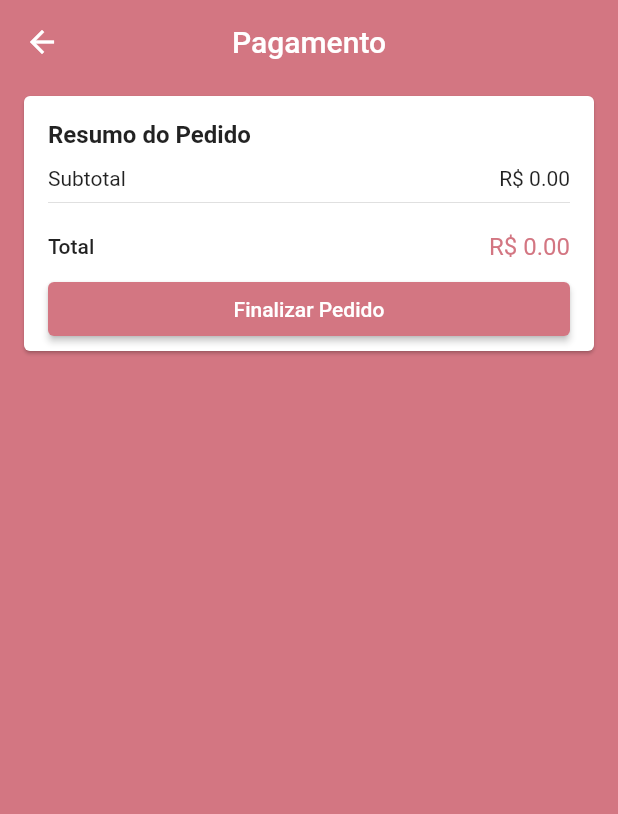
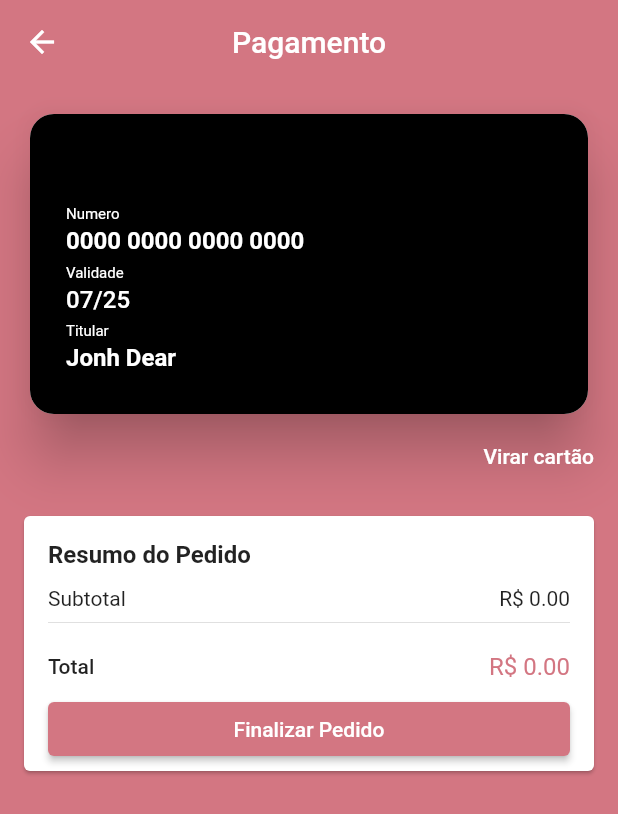
Before and after one commit to GuilhermePereira9/virtual_store, a Flutter app: the CheckOutScreen screen opened by its route, on a phone screen of 412 x 824 dp. Shown: the top 814 px of the screen. Run offline on Flutter 3.47's test engine with Material 2 defaults, Android fonts, the phone set to English and light mode, and no system bars; drawn by our look-alikes of flip_card, keyboard_actions; our stand-ins replace brasil_fields, carousel_pro, cloud_firestore, dio, firebase_auth, firebase_storage and 9 more; missing offline and left inert: alphabet_list_scroll_view, credit_card_type_detector, flutter_facebook_login, map_launcher; accounts and stored records are empty.

```diff
--- a/lib/main.dart
+++ b/lib/main.dart
@@ -1,3 +1,4 @@
+import 'package:cloud_functions/cloud_functions.dart';
 import 'package:flutter/material.dart';
 import 'package:provider/provider.dart';
 import 'package:virtual_store/models/admin_orders_manager.dart';
@@ -21,7 +22,7 @@ import 'package:virtual_store/screens/product/product_screen.dart';
 import 'package:virtual_store/screens/select_product/select_product_screen.dart';
 import 'package:virtual_store/screens/signup/signup_screen.dart';
 
-void main() {
+void main() async {
   runApp(MyApp());
 }
 
--- a/lib/screens/checkout/checkout_screen.dart
+++ b/lib/screens/checkout/checkout_screen.dart
@@ -3,9 +3,11 @@ import 'package:provider/provider.dart';
 import 'package:virtual_store/common/price_card.dart';
 import 'package:virtual_store/models/cart_manager.dart';
 import 'package:virtual_store/models/checkout_manager.dart';
+import 'package:virtual_store/screens/checkout/components/credit_card_widget.dart';
 
 class CheckOutScreen extends StatelessWidget {
   final GlobalKey<ScaffoldState> scaffoldKey = GlobalKey<ScaffoldState>();
+  final GlobalKey<FormState> formKey = GlobalKey<FormState>();
 
   @override
   Widget build(BuildContext context) {
@@ -20,7 +22,11 @@ class CheckOutScreen extends StatelessWidget {
             title: const Text('Pagamento'),
             centerTitle: true,
           ),
-          body: Consumer<CheckOutManager>(
+          body: GestureDetector(
+            onTap: () {
+              FocusScope.of(context).unfocus();
+            },
+            child: Consumer<CheckOutManager>(
               builder: (_, checkOutManager, __) {
                 if (checkOutManager.loading) {
                   return Center(
@@ -45,25 +51,32 @@ class CheckOutScreen extends StatelessWidget {
                     ),
                   );
                 }
-              return ListView(
+                return Form(
+                  key: formKey,
+                  child: ListView(
                     children: <Widget>[
+                      CreditCardWidget(),
                       PriceCard(
                         buttonText: 'Finalizar Pedido',
                         onPressed: () {
+                          if (formKey.currentState.validate()) {
                             checkOutManager.checkOut(onStockFail: (e) {
                               Navigator.of(context).popUntil(
                                   (route) => route.settings.name == '/cart');
                             }, onSucess: (order) {
-                        Navigator.of(context)
-                            .popUntil((route) => route.settings.name == '/');
+                              Navigator.of(context).popUntil(
+                                  (route) => route.settings.name == '/');
                               Navigator.of(context)
                                   .pushNamed('/confirmation', arguments: order);
                             });
+                          }
                         },
                       )
                     ],
+                  ),
                 );
               },
+            ),
           )),
     );
   }
--- /dev/null
+++ b/lib/screens/checkout/components/card_front.dart
@@ -0,0 +1,93 @@
+import 'package:brasil_fields/brasil_fields.dart';
+import 'package:credit_card_type_detector/credit_card_type_detector.dart';
+import 'package:flutter/material.dart';
+import 'package:flutter/services.dart';
+import 'package:mask_text_input_formatter/mask_text_input_formatter.dart';
+import 'package:virtual_store/screens/checkout/components/card_text_field.dart';
+
+class CardFront extends StatelessWidget {
+  final dateFormatter = MaskTextInputFormatter(
+      mask: '!#/##', filter: {'#': RegExp('[0-9]'), '!': RegExp('[0-1]')});
+
+  CardFront({this.numberFocus, this.dateFocus, this.nameFocus, this.finished});
+
+  final VoidCallback finished;
+
+  final FocusNode numberFocus;
+  final FocusNode dateFocus;
+  final FocusNode nameFocus;
+
+  @override
+  Widget build(BuildContext context) {
+    return Card(
+        clipBehavior: Clip.antiAlias,
+        shape: RoundedRectangleBorder(borderRadius: BorderRadius.circular(16)),
+        elevation: 16,
+        child: Container(
+          height: 200,
+          color: const Color(0xFF000000),
+          padding: const EdgeInsets.all(24),
+          child: Row(
+            children: <Widget>[
+              Expanded(
+                  child: Column(
+                mainAxisAlignment: MainAxisAlignment.end,
+                children: <Widget>[
+                  CardTextField(
+                    title: 'Numero',
+                    hint: '0000 0000 0000 0000',
+                    textInputType: TextInputType.number,
+                    bold: true,
+                    inputFormattters: [
+                      FilteringTextInputFormatter.digitsOnly,
+                      CartaoBancarioInputFormatter()
+                    ],
+                    validator: (number) {
+                      if (number.length != 19)
+                        return 'Insira um Numero Valido';
+                      else if (detectCCType(number) == CreditCardType.unknown)
+                        return 'Numero do Cartão Invalido';
+                      return null;
+                    },
+                    onSubmitted: (_) {
+                      dateFocus.requestFocus();
+                    },
+                    focusNode: numberFocus,
+                  ),
+                  CardTextField(
+                    title: 'Validade',
+                    hint: '07/25',
+                    textInputType: TextInputType.number,
+                    inputFormattters: [
+                      dateFormatter,
+                    ],
+                    validator: (date) {
+                      if (date.length != 5) return 'Insira uma data Valida';
+                      return null;
+                    },
+                    onSubmitted: (_) {
+                      nameFocus.requestFocus();
+                    },
+                    focusNode: dateFocus,
+                  ),
+                  CardTextField(
+                    title: 'Titular',
+                    hint: 'Jonh Dear',
+                    textInputType: TextInputType.text,
+                    bold: true,
+                    validator: (name) {
+                      if (name.isEmpty) return 'Insira o nome do titular';
+                      return null;
+                    },
+                    onSubmitted: (_) {
+                      finished();
+                    },
+                    focusNode: nameFocus,
+                  ),
+                ],
+              ))
+            ],
+          ),
+        ));
+  }
+}
--- /dev/null
+++ b/lib/screens/checkout/components/card_text_field.dart
@@ -0,0 +1,96 @@
+import 'package:flutter/material.dart';
+import 'package:flutter/services.dart';
+
+class CardTextField extends StatelessWidget {
+  const CardTextField({
+    this.title,
+    this.bold = false,
+    this.hint,
+    this.textInputType,
+    this.inputFormattters,
+    this.validator,
+    this.maxLength,
+    this.textAlign = TextAlign.start,
+    this.focusNode,
+    this.onSubmitted,
+  }) : textInputAction =
+            onSubmitted == null ? TextInputAction.done : TextInputAction.next;
+
+  final String title;
+  final bool bold;
+  final String hint;
+  final TextInputType textInputType;
+  final List<TextInputFormatter> inputFormattters;
+  final FormFieldValidator<String> validator;
+  final int maxLength;
+  final TextAlign textAlign;
+  final FocusNode focusNode;
+  final Function(String) onSubmitted;
+  final TextInputAction textInputAction;
+
+  @override
+  Widget build(BuildContext context) {
+    return FormField<String>(
+        initialValue: '',
+        validator: validator,
+        builder: (state) {
+          return Padding(
+            padding: const EdgeInsets.symmetric(vertical: 2),
+            child: Column(
+              crossAxisAlignment: CrossAxisAlignment.start,
+              children: <Widget>[
+                if (title != null)
+                  Row(
+                    children: <Widget>[
+                      Text(
+                        title,
+                        style: TextStyle(
+                            fontSize: 10,
+                            fontWeight: FontWeight.w400,
+                            color: Colors.white),
+                      ),
+                      if (state.hasError)
+                        const Text(
+                          '   Inválido',
+                          style: TextStyle(
+                            color: Colors.red,
+                            fontSize: 10,
+                          ),
+                        )
+                    ],
+                  ),
+                TextFormField(
+                  style: TextStyle(
+                    color: title == null && state.hasError
+                        ? Colors.red
+                        : Colors.white,
+                    fontWeight: bold ? FontWeight.bold : FontWeight.w500,
+                  ),
+                  cursorColor: Colors.white,
+                  decoration: InputDecoration(
+                      hintText: hint,
+                      hintStyle: TextStyle(
+                          color: title == null && state.hasError
+                              ? Colors.red
+                              : Colors.white),
+                      border: InputBorder.none,
+                      isDense: true,
+                      contentPadding: const EdgeInsets.symmetric(vertical: 2),
+                      counterText: ''),
+                  keyboardType: textInputType,
+                  inputFormatters: inputFormattters,
+                  onChanged: (text) {
+                    state.didChange(text);
+                  },
+                  maxLength: maxLength,
+                  textAlign: textAlign,
+                  focusNode: focusNode,
+                  onFieldSubmitted: onSubmitted,
+                  textInputAction: textInputAction,
+                ),
+              ],
+            ),
+          );
+        });
+  }
+}
--- /dev/null
+++ b/lib/screens/checkout/components/credit_card_widget.dart
@@ -0,0 +1,90 @@
+import 'package:flip_card/flip_card.dart';
+import 'package:flutter/material.dart';
+import 'package:keyboard_actions/keyboard_actions.dart';
+import 'package:virtual_store/screens/checkout/components/card_back.dart';
+import 'package:virtual_store/screens/checkout/components/card_front.dart';
+
+class CreditCardWidget extends StatefulWidget {
+  @override
+  _CreditCardWidgetState createState() => _CreditCardWidgetState();
+}
+
+class _CreditCardWidgetState extends State<CreditCardWidget> {
+  final GlobalKey<FlipCardState> cardKey = GlobalKey<FlipCardState>();
+
+  final FocusNode numberFocus = FocusNode();
+
+  final FocusNode dateFocus = FocusNode();
+
+  final FocusNode nameFocus = FocusNode();
+
+  final FocusNode cvvFocus = FocusNode();
+
+  KeyboardActionsConfig _buildConfig(BuildContext context) {
+    return KeyboardActionsConfig(
+        keyboardActionsPlatform: KeyboardActionsPlatform.IOS,
+        keyboardBarColor: Colors.grey[200],
+        actions: [
+          KeyboardActionsItem(focusNode: numberFocus, displayDoneButton: false),
+          KeyboardActionsItem(focusNode: dateFocus, displayDoneButton: false),
+          KeyboardActionsItem(focusNode: nameFocus, toolbarButtons: [
+            (_) {
+              return GestureDetector(
+                onTap: () {
+                  cardKey.currentState.toggleCard();
+                  cvvFocus.requestFocus();
+                },
+                child: const Padding(
+                  padding: EdgeInsets.only(right: 8),
+                  child: Text('CONTINUAR'),
+                ),
+              );
+            }
+          ]),
+        ]);
+  }
+
+  @override
+  Widget build(BuildContext context) {
+    return KeyboardActions(
+      config: _buildConfig(context),
+      autoScroll: false,
+      child: Padding(
+        padding: const EdgeInsets.fromLTRB(16, 16, 16, 8),
+        child: Column(
+          crossAxisAlignment: CrossAxisAlignment.end,
+          children: [
+            FlipCard(
+              key: cardKey,
+              direction: FlipDirection.HORIZONTAL,
+              speed: 700,
+              flipOnTouch: false,
+              front: CardFront(
+                numberFocus: numberFocus,
+                dateFocus: dateFocus,
+                nameFocus: nameFocus,
+                finished: () {
+                  cardKey.currentState.toggleCard();
+                  cvvFocus.requestFocus();
+                },
+              ),
+              back: CardBack(
+                cvvFocus: cvvFocus,
+              ),
+            ),
+            TextButton(
+              onPressed: () {
+                cardKey.currentState.toggleCard();
+              },
+              child: const Text('Virar cartão'),
+              style: TextButton.styleFrom(
+                padding: EdgeInsets.zero,
+                primary: Colors.white,
+              ),
+            ),
+          ],
+        ),
+      ),
+    );
+  }
+}
--- a/pubspec.yaml
+++ b/pubspec.yaml
@@ -51,6 +51,11 @@ dependencies:
   url_launcher: ^5.4.11
   map_launcher: ^0.5.0
   flutter_svg: ^0.22.0
+  flip_card: ^0.4.4
+  mask_text_input_formatter: ^1.0.7
+  credit_card_type_detector: ^2.0.0
+  keyboard_actions: ^3.4.0
+  cloud_functions: ^0.5.0
 
 
 dev_dependencies:
```
Also changed, not shown: lib/screens/checkout/components/card_back.dart (added, +59 -0 lines), firebase.json (added), pubspec.lock, 8 other files. Lines whose indentation alone changed are shown as unchanged.
